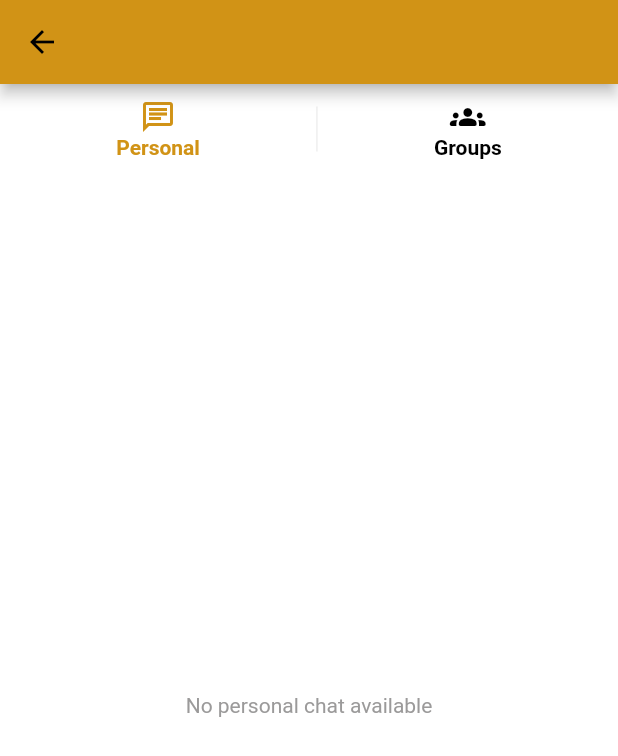
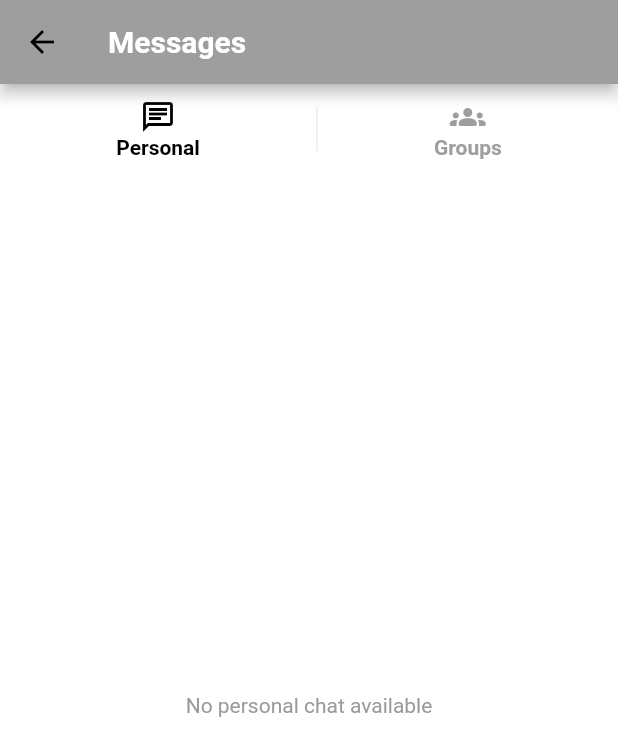
Before and after one commit to askabdulhaseeb/volt-arena-user, a Flutter app: the MessageScreen screen opened by its route, on a phone screen of 412 x 824 dp. Shown: the top 756 px of the screen. Run offline on Flutter 3.47's test engine with Material 2 defaults, Android fonts, the phone set to English and light mode, and no system bars; our stand-ins replace badges, bot_toast, cached_network_image, cloud_firestore, firebase_auth, firebase_core and 17 more; missing offline and left inert: flutter_gradient_colors, flutter_paystack, list_tile_switch; accounts and stored records are empty.

Commit message:
update primary colour to grey

```diff
--- a/lib/bottom_bar.dart
+++ b/lib/bottom_bar.dart
@@ -82,7 +82,7 @@ class _BottomBarScreenState extends State<BottomBarScreen> {
     );
   }
 
-  Widget userTitle({required String title, Color color: Colors.yellow}) {
+  Widget userTitle({required String title, Color color = Colors.grey}) {
     return Padding(
       padding: const EdgeInsets.all(14.0),
       child: Text(
--- a/lib/main.dart
+++ b/lib/main.dart
@@ -91,10 +91,10 @@ class _MyAppState extends State<MyApp> {
   }
 
   final Future<FirebaseApp> _initialization = Firebase.initializeApp();
-  final Color _primary = const Color(0xFFD19316);
+  // final Color _primary = const Color(0xFFD19316);
+  final Color _primary = Colors.grey;
   @override
   Widget build(BuildContext context) {
-    bool isDarkTheme = false;
     return FutureBuilder(
         future: _initialization,
         builder: (context, snapshot) {
--- a/lib/messages_screens/group/group_chat_screen.dart
+++ b/lib/messages_screens/group/group_chat_screen.dart
@@ -142,7 +142,7 @@ class _GroupChatScreenState extends State<GroupChatScreen> {
       title: GestureDetector(
         onTap: () {
           Navigator.of(context).push(MaterialPageRoute<GroupInfoScreen>(
-            builder: (_) =>const GroupInfoScreen(),
+            builder: (_) => const GroupInfoScreen(),
           ));
         },
         child: Row(
@@ -167,7 +167,7 @@ class _GroupChatScreenState extends State<GroupChatScreen> {
                   ),
                   const Text(
                     'Tab here for group info',
-                    style: TextStyle(fontSize: 11, color: Colors.grey),
+                    style: TextStyle(fontSize: 11),
                   ),
                 ],
               ),
--- a/lib/messages_screens/message_page.dart
+++ b/lib/messages_screens/message_page.dart
@@ -20,11 +20,10 @@ class MessageScreen extends StatelessWidget {
     return Scaffold(
       appBar: AppBar(
         centerTitle: false,
-        title: Text(
+        title: const Text(
           'Messages',
           style: TextStyle(
             fontWeight: FontWeight.bold,
-            color: Theme.of(context).primaryColor,
           ),
         ),
       ),
@@ -105,9 +104,7 @@ class TabBarIconButton extends StatelessWidget {
 
   @override
   Widget build(BuildContext context) {
-    final Color? _color = isSelected
-        ? Theme.of(context).primaryColor
-        : Theme.of(context).iconTheme.color;
+    final Color? _color = isSelected ? Colors.black : Colors.grey;
     return GestureDetector(
       onTap: onTab,
       child: Column(
--- a/lib/messages_screens/personal/personal_chat_screen.dart
+++ b/lib/messages_screens/personal/personal_chat_screen.dart
@@ -173,7 +173,7 @@ class _PersonalChatScreenState extends State<PersonalChatScreen> {
                   ),
                   const Text(
                     'Tap here to open profile',
-                    style: TextStyle(fontSize: 11, color: Colors.grey),
+                    style: TextStyle(fontSize: 11),
                   )
                 ],
               ),
```
